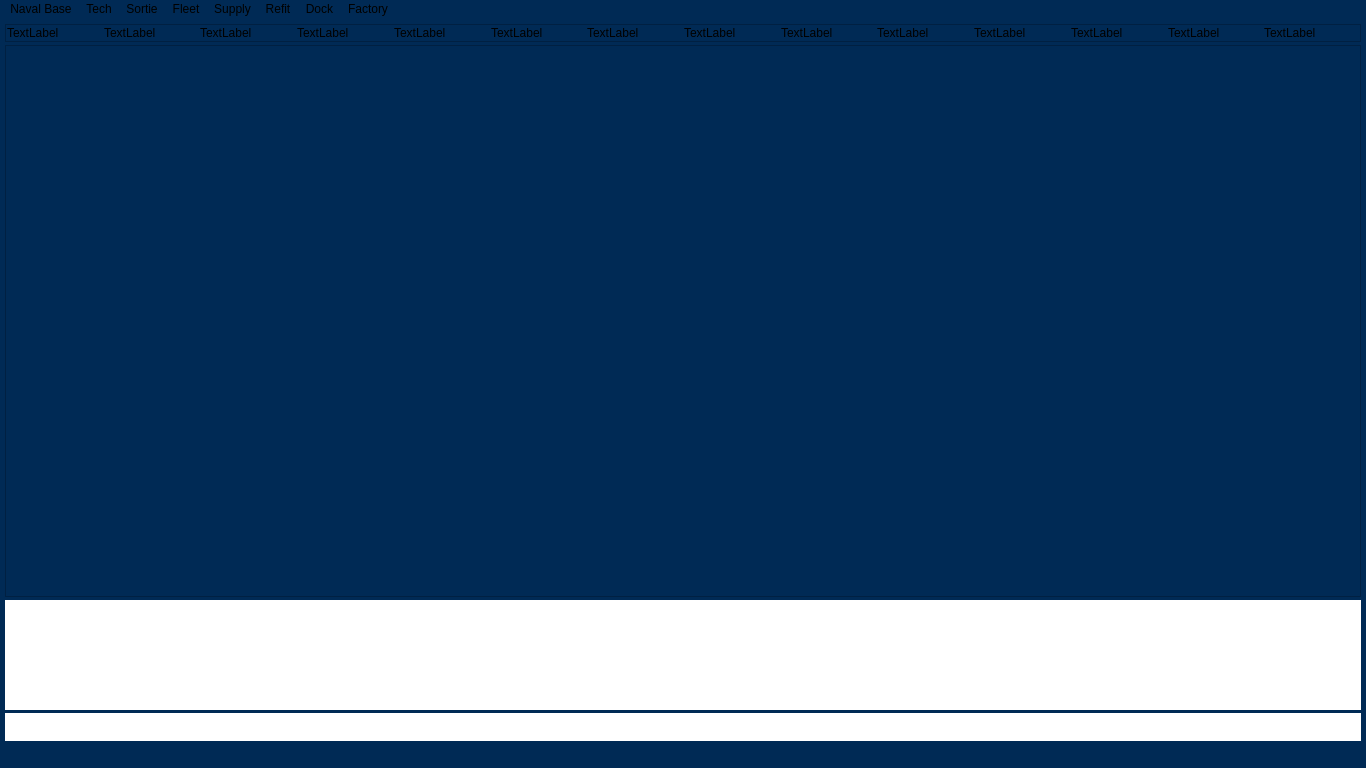
The window that CyberFleet/ClientGUI/ui/mainwindow.ui (ibicdlcod/GuoMuoRuoProject) describes before a commit, drawn with Qt 5.
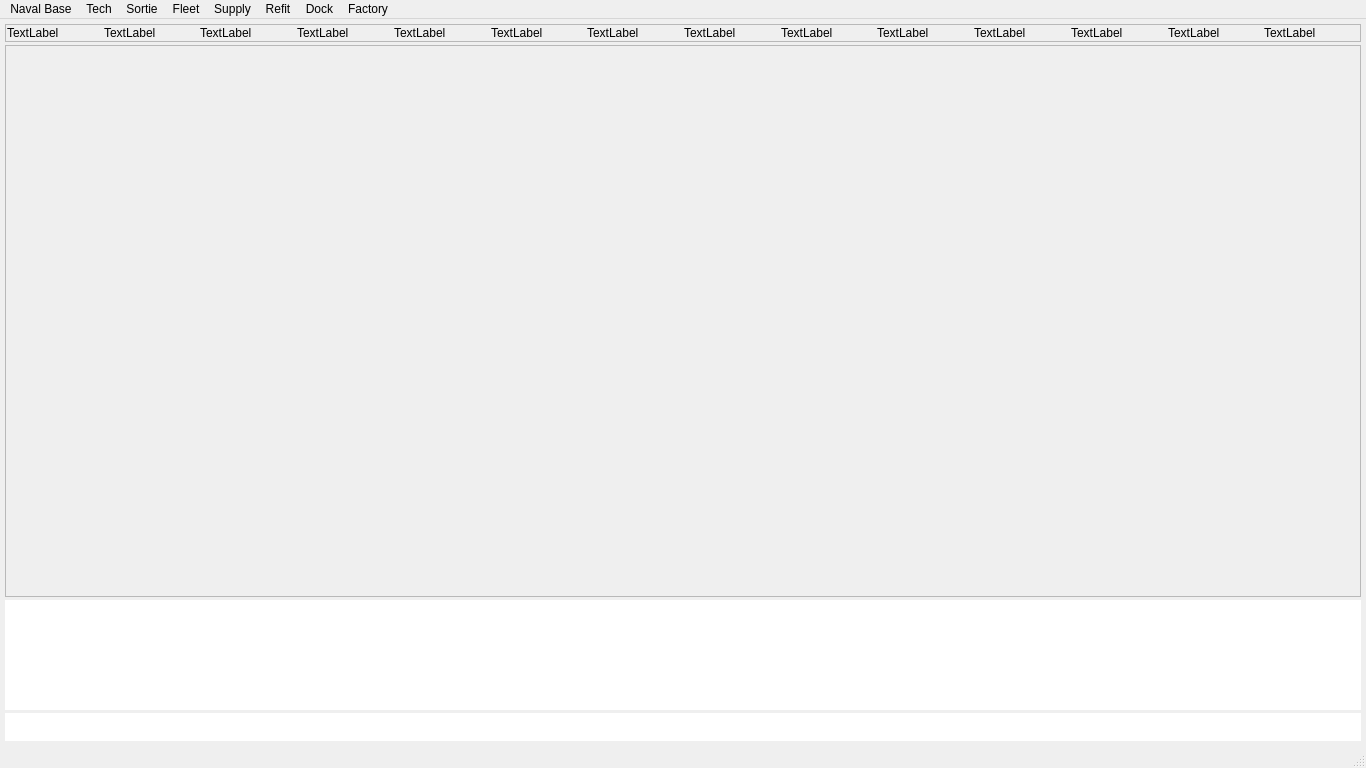
The same window after the commit.

The edit to the form file:
```diff
--- a/CyberFleet/ClientGUI/ui/mainwindow.ui
+++ b/CyberFleet/ClientGUI/ui/mainwindow.ui
@@ -14,7 +14,7 @@
    <string>CyberFleet GUI</string>
   </property>
   <property name="styleSheet">
-   <string notr="true">background-color: rgb(0, 42, 85);</string>
+   <string notr="true"/>
   </property>
   <widget class="QWidget" name="centralwidget">
    <property name="styleSheet">
@@ -191,14 +191,14 @@
        <item>
         <widget class="QWidget" name="License" native="true">
          <property name="sizePolicy">
-          <sizepolicy hsizetype="Minimum" vsizetype="Minimum">
+          <sizepolicy hsizetype="Expanding" vsizetype="Expanding">
            <horstretch>1</horstretch>
            <verstretch>0</verstretch>
           </sizepolicy>
          </property>
          <property name="minimumSize">
           <size>
-           <width>1</width>
+           <width>0</width>
            <height>0</height>
           </size>
          </property>
@@ -331,7 +331,7 @@
      <x>0</x>
      <y>0</y>
      <width>1366</width>
-     <height>21</height>
+     <height>25</height>
     </rect>
    </property>
    <property name="font">
```
